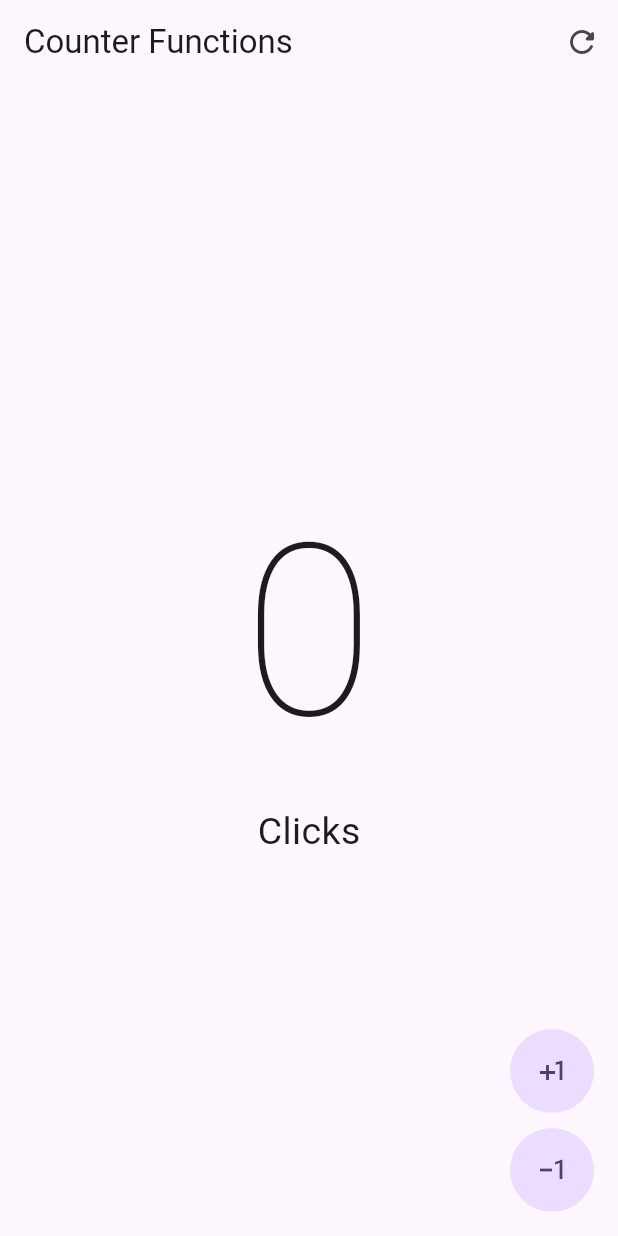
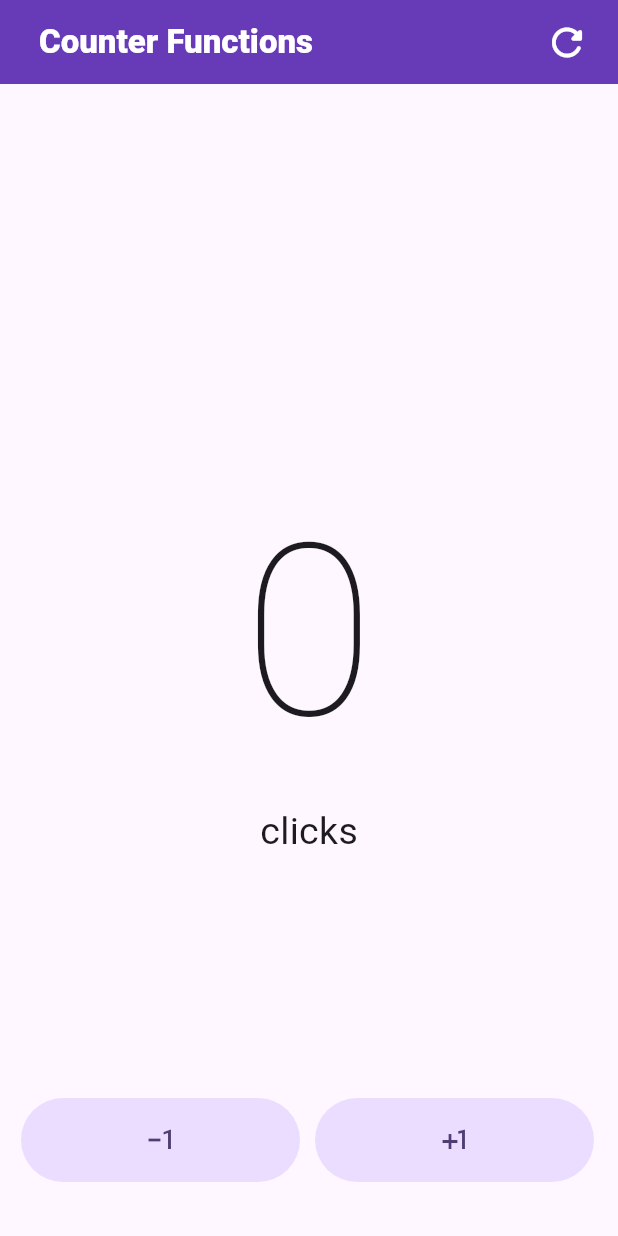
Before and after one commit to alextina/flutter_counter_app, a Flutter app: the screen it shows after launch, on a phone screen of 412 x 824 dp. Run offline on Flutter 3.47's test engine with Material 3 defaults, Android fonts, the phone set to English and light mode, and no system bars.

Commit message:
[style] Customize widgets: added padding, updated colors, and adjusted layout

```diff
--- a/lib/presentation/screens/counter/counter_functions_screen.dart
+++ b/lib/presentation/screens/counter/counter_functions_screen.dart
@@ -15,16 +15,29 @@ class _CounterFunctionsScreenState extends State<CounterFunctionsScreen> {
   Widget build(BuildContext context) {
     return Scaffold(
         appBar: AppBar(
-          title: Text('Counter Functions'),
+          title: Padding(
+              padding: EdgeInsets.only(left: 10),
+              child: Text(
+                'Counter Functions',
+                style:
+                    TextStyle(color: Colors.white, fontWeight: FontWeight.w900),
+              )),
           actions: [
-            IconButton(
+            Padding(
+              padding: EdgeInsets.only(right: 10),
+              child: IconButton(
                 onPressed: () {
                   setState(() {
                     clickCounter = 0;
                   });
                 },
-                icon: Icon(Icons.refresh_rounded))
+                icon: Icon(Icons.refresh_rounded),
+                color: Colors.white,
+                iconSize: 30,
+              ),
+            )
           ],
+          backgroundColor: Colors.deepPurple,
         ),
         body: Center(
           child: Column(
@@ -35,27 +48,19 @@ class _CounterFunctionsScreenState extends State<CounterFunctionsScreen> {
                 style: TextStyle(fontSize: 160, fontWeight: FontWeight.w100),
               ),
               Text(
-                'Click${clickCounter == 1 ? '' : 's'}',
+                'click${clickCounter == 1 ? '' : 's'}',
                 style: TextStyle(fontSize: 25),
               )
             ],
           ),
         ),
-        floatingActionButton: Column(
-          mainAxisAlignment: MainAxisAlignment.end,
+        floatingActionButton: Padding(
+          padding: EdgeInsets.only(bottom: 20, left: 30),
+          child: Row(
+            mainAxisAlignment: MainAxisAlignment.center,
             children: [
-            CustomButton(
-              icon: Icons.plus_one,
-              onPressed: () {
-                setState(() {
-                  clickCounter++;
-                });
-              },
-            ),
-            SizedBox(
-              height: 10,
-            ),
-            CustomButton(
+              Expanded(
+                child: CustomButton(
                   icon: Icons.exposure_minus_1,
                   onPressed: () {
                     if (clickCounter == 0) return;
@@ -63,8 +68,22 @@ class _CounterFunctionsScreenState extends State<CounterFunctionsScreen> {
                       clickCounter--;
                     });
                   },
-            )
+                ),
+              ),
+              SizedBox(
+                width: 10,
+              ),
+              Expanded(
+                  child: CustomButton(
+                icon: Icons.plus_one,
+                onPressed: () {
+                  setState(() {
+                    clickCounter++;
+                  });
+                },
+              )),
             ],
+          ),
         ));
   }
 }
```
Lines whose indentation alone changed are shown as unchanged.
